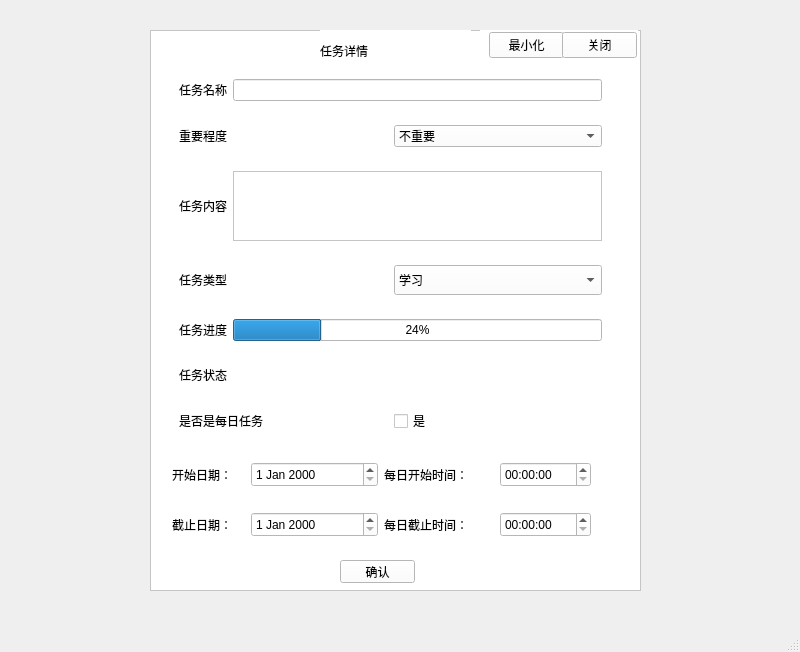
Old version of the form frontend/display_task.ui in the repository AiDahanwen/BUAA_2024_Python_Project.
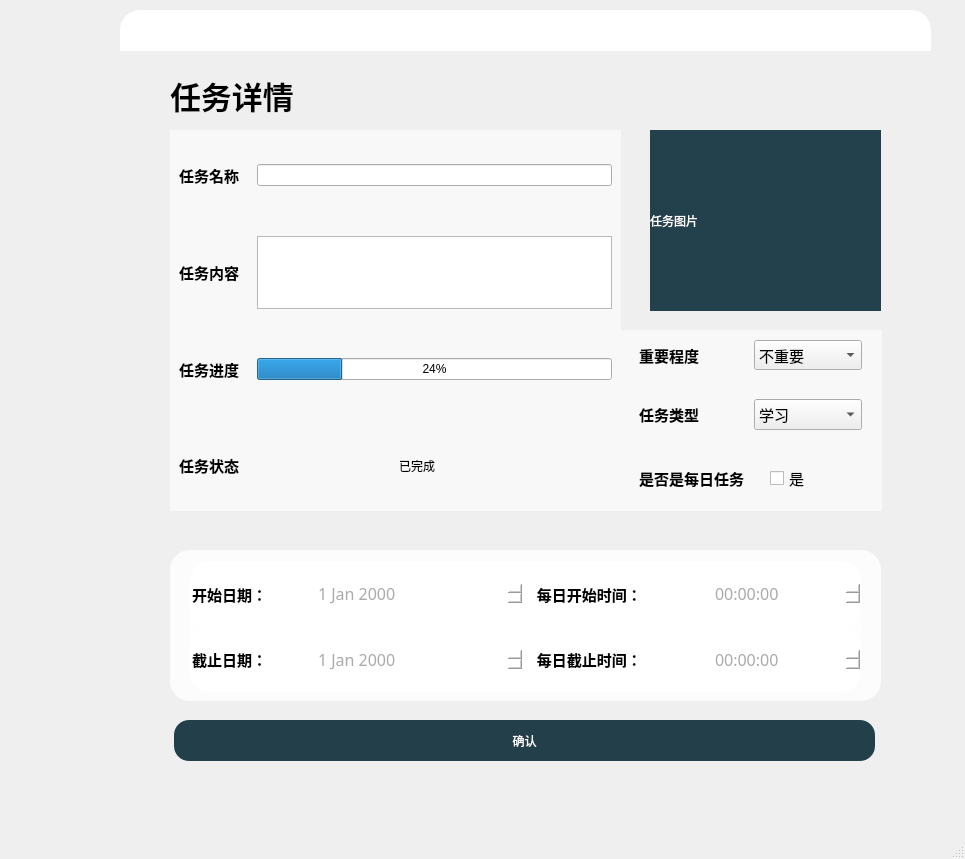
New version of the form. The open tabs and pages were chosen to show the change. Icons and pictures are not drawn.

Commit message: frontend-finish:add_task and display_task-cuzn

```diff
--- a/frontend/display_task.ui
+++ b/frontend/display_task.ui
@@ -9,8 +9,8 @@
    <rect>
     <x>0</x>
     <y>0</y>
-    <width>800</width>
-    <height>652</height>
+    <width>965</width>
+    <height>859</height>
    </rect>
   </property>
   <property name="windowTitle">
@@ -20,14 +20,17 @@
    <widget class="QFrame" name="frame">
     <property name="geometry">
      <rect>
-      <x>150</x>
-      <y>30</y>
-      <width>491</width>
-      <height>561</height>
+      <x>120</x>
+      <y>10</y>
+      <width>811</width>
+      <height>791</height>
      </rect>
     </property>
     <property name="styleSheet">
-     <string notr="true">background-color: rgb(255, 255, 255);</string>
+     <string notr="true">QFrame#frame{
+background-color: rgba(255, 255, 255, 0);
+border-radius:20px;
+}</string>
     </property>
     <property name="frameShape">
      <enum>QFrame::StyledPanel</enum>
@@ -38,28 +41,44 @@
     <widget class="QLabel" name="label">
      <property name="geometry">
       <rect>
-       <x>170</x>
-       <y>0</y>
-       <width>151</width>
-       <height>41</height>
+       <x>50</x>
+       <y>60</y>
+       <width>181</width>
+       <height>51</height>
       </rect>
      </property>
+     <property name="font">
+      <font>
+       <family>微软雅黑</family>
+       <pointsize>23</pointsize>
+       <weight>75</weight>
+       <italic>false</italic>
+       <bold>true</bold>
+      </font>
+     </property>
      <property name="styleSheet">
-      <string notr="true">font: 75 20pt &quot;微软雅黑&quot;;</string>
+      <string notr="true"/>
      </property>
      <property name="text">
       <string>任务详情</string>
      </property>
     </widget>
-    <widget class="QFrame" name="frame">
+    <widget class="QFrame" name="frame_left">
      <property name="geometry">
       <rect>
-       <x>20</x>
-       <y>40</y>
-       <width>441</width>
-       <height>491</height>
+       <x>50</x>
+       <y>120</y>
+       <width>451</width>
+       <height>381</height>
       </rect>
      </property>
+     <property name="styleSheet">
+      <string notr="true">QFrame#frame_left{
+background-color: rgba(255, 255, 255, 150);
+font: 11pt &quot;微软雅黑&quot;;
+}
+</string>
+     </property>
      <layout class="QVBoxLayout" name="verticalLayout">
       <property name="leftMargin">
        <number>0</number>
@@ -74,7 +93,7 @@
        <number>0</number>
       </property>
       <item>
-       <widget class="QFrame" name="frame">
+       <widget class="QFrame" name="frame_name">
         <property name="sizePolicy">
          <sizepolicy hsizetype="Preferred" vsizetype="Expanding">
           <horstretch>0</horstretch>
@@ -84,8 +103,16 @@
         <layout class="QHBoxLayout" name="horizontalLayout">
          <item>
           <widget class="QLabel" name="label_2">
+           <property name="font">
+            <font>
+             <family>微软雅黑</family>
+             <pointsize>11</pointsize>
+             <weight>75</weight>
+             <bold>true</bold>
+            </font>
+           </property>
            <property name="text">
-            <string>任务名称</string>
+            <string>任务名称   </string>
            </property>
           </widget>
          </item>
@@ -96,16 +123,242 @@
        </widget>
       </item>
       <item>
+       <widget class="QFrame" name="frame_name_2">
+        <property name="sizePolicy">
+         <sizepolicy hsizetype="Preferred" vsizetype="Expanding">
+          <horstretch>0</horstretch>
+          <verstretch>1</verstretch>
+         </sizepolicy>
+        </property>
+        <layout class="QHBoxLayout" name="horizontalLayout_3">
+         <item>
+          <widget class="QLabel" name="label_3">
+           <property name="font">
+            <font>
+             <family>微软雅黑</family>
+             <pointsize>11</pointsize>
+             <weight>75</weight>
+             <bold>true</bold>
+            </font>
+           </property>
+           <property name="text">
+            <string>任务内容   </string>
+           </property>
+          </widget>
+         </item>
+         <item>
+          <widget class="QTextEdit" name="textEdit_task_content">
+           <property name="styleSheet">
+            <string notr="true">font: 11pt &quot;微软雅黑&quot;;</string>
+           </property>
+           <property name="html">
+            <string>&lt;!DOCTYPE HTML PUBLIC &quot;-//W3C//DTD HTML 4.0//EN&quot; &quot;http://www.w3.org/TR/REC-html40/strict.dtd&quot;&gt;
+&lt;html&gt;&lt;head&gt;&lt;meta name=&quot;qrichtext&quot; content=&quot;1&quot; /&gt;&lt;style type=&quot;text/css&quot;&gt;
+p, li { white-space: pre-wrap; }
+&lt;/style&gt;&lt;/head&gt;&lt;body style=&quot; font-family:'微软雅黑'; font-size:11pt; font-weight:400; font-style:normal;&quot;&gt;
+&lt;p style=&quot;-qt-paragraph-type:empty; margin-top:0px; margin-bottom:0px; margin-left:0px; margin-right:0px; -qt-block-indent:0; text-indent:0px;&quot;&gt;&lt;br /&gt;&lt;/p&gt;&lt;/body&gt;&lt;/html&gt;</string>
+           </property>
+          </widget>
+         </item>
+        </layout>
+       </widget>
+      </item>
+      <item>
+       <widget class="QFrame" name="frame_process">
+        <property name="sizePolicy">
+         <sizepolicy hsizetype="Preferred" vsizetype="Expanding">
+          <horstretch>0</horstretch>
+          <verstretch>1</verstretch>
+         </sizepolicy>
+        </property>
+        <layout class="QHBoxLayout" name="horizontalLayout_6">
+         <item>
+          <widget class="QLabel" name="label_6">
+           <property name="font">
+            <font>
+             <family>微软雅黑</family>
+             <pointsize>11</pointsize>
+             <weight>75</weight>
+             <bold>true</bold>
+            </font>
+           </property>
+           <property name="text">
+            <string>任务进度   </string>
+           </property>
+          </widget>
+         </item>
+         <item>
+          <widget class="QProgressBar" name="progressBar_display_progress">
+           <property name="styleSheet">
+            <string notr="true">font: 87 9pt &quot;Arial Black&quot;;</string>
+           </property>
+           <property name="value">
+            <number>24</number>
+           </property>
+          </widget>
+         </item>
+        </layout>
+       </widget>
+      </item>
+      <item>
+       <widget class="QFrame" name="frame_status">
+        <property name="sizePolicy">
+         <sizepolicy hsizetype="Preferred" vsizetype="Expanding">
+          <horstretch>0</horstretch>
+          <verstretch>1</verstretch>
+         </sizepolicy>
+        </property>
+        <layout class="QHBoxLayout" name="horizontalLayout_2">
+         <item>
+          <widget class="QLabel" name="label_4">
+           <property name="font">
+            <font>
+             <family>微软雅黑</family>
+             <pointsize>11</pointsize>
+             <weight>75</weight>
+             <bold>true</bold>
+            </font>
+           </property>
+           <property name="text">
+            <string>任务状态</string>
+           </property>
+          </widget>
+         </item>
+         <item>
+          <widget class="QLabel" name="label_dispaly_state">
+           <property name="styleSheet">
+            <string notr="true">font: 12pt &quot;微软雅黑&quot;;
+color: rgb(0, 0, 0);</string>
+           </property>
+           <property name="text">
+            <string>已完成</string>
+           </property>
+          </widget>
+         </item>
+        </layout>
+       </widget>
+      </item>
+     </layout>
+    </widget>
        <widget class="QFrame" name="frame">
+     <property name="geometry">
+      <rect>
+       <x>650</x>
+       <y>0</y>
+       <width>158</width>
+       <height>41</height>
+      </rect>
+     </property>
+     <property name="minimumSize">
+      <size>
+       <width>158</width>
+       <height>25</height>
+      </size>
+     </property>
+     <property name="styleSheet">
+      <string notr="true">QPushButton:hover{
+	padding-left:5px;
+	padding-top:5px;
+}</string>
+     </property>
+     <layout class="QHBoxLayout" name="horizontalLayout_8">
+      <item>
+       <widget class="QPushButton" name="pushButton">
+        <property name="minimumSize">
+         <size>
+          <width>75</width>
+          <height>23</height>
+         </size>
+        </property>
+        <property name="styleSheet">
+         <string notr="true">border:none</string>
+        </property>
+        <property name="text">
+         <string/>
+        </property>
+        <property name="icon">
+         <iconset resource="res.qrc">
+          <normaloff>:/icons/icons/24gl-minimization.png</normaloff>:/icons/icons/24gl-minimization.png</iconset>
+        </property>
+        <property name="iconSize">
+         <size>
+          <width>20</width>
+          <height>20</height>
+         </size>
+        </property>
+       </widget>
+      </item>
+      <item>
+       <widget class="QPushButton" name="pushButton_2">
+        <property name="minimumSize">
+         <size>
+          <width>75</width>
+          <height>23</height>
+         </size>
+        </property>
+        <property name="styleSheet">
+         <string notr="true">border:none</string>
+        </property>
+        <property name="text">
+         <string/>
+        </property>
+        <property name="icon">
+         <iconset resource="res.qrc">
+          <normaloff>:/icons/icons/Close.png</normaloff>:/icons/icons/Close.png</iconset>
+        </property>
+        <property name="iconSize">
+         <size>
+          <width>20</width>
+          <height>20</height>
+         </size>
+        </property>
+       </widget>
+      </item>
+     </layout>
+    </widget>
+    <widget class="QLabel" name="label_15">
+     <property name="geometry">
+      <rect>
+       <x>530</x>
+       <y>120</y>
+       <width>231</width>
+       <height>181</height>
+      </rect>
+     </property>
+     <property name="styleSheet">
+      <string notr="true">background-color: rgb(35, 65, 76);
+color: rgb(255, 255, 255);</string>
+     </property>
+     <property name="text">
+      <string>任务图片</string>
+     </property>
+    </widget>
+    <widget class="QFrame" name="frame_6">
+     <property name="geometry">
+      <rect>
+       <x>510</x>
+       <y>320</y>
+       <width>241</width>
+       <height>50</height>
+      </rect>
+     </property>
         <property name="sizePolicy">
          <sizepolicy hsizetype="Preferred" vsizetype="Expanding">
           <horstretch>0</horstretch>
           <verstretch>1</verstretch>
          </sizepolicy>
         </property>
-        <layout class="QHBoxLayout" name="horizontalLayout_5">
+     <layout class="QHBoxLayout" name="horizontalLayout_12">
          <item>
-          <widget class="QLabel" name="label_8">
+       <widget class="QLabel" name="label_16">
+        <property name="font">
+         <font>
+          <family>微软雅黑</family>
+          <pointsize>11</pointsize>
+          <weight>75</weight>
+          <bold>true</bold>
+         </font>
+        </property>
            <property name="text">
             <string>重要程度</string>
            </property>
@@ -113,6 +366,12 @@
          </item>
          <item>
           <widget class="QComboBox" name="comboBox_important">
+        <property name="font">
+         <font>
+          <family>微软雅黑</family>
+          <pointsize>11</pointsize>
+         </font>
+        </property>
            <item>
             <property name="text">
              <string>不重要</string>
@@ -132,40 +391,32 @@
          </item>
         </layout>
        </widget>
-      </item>
-      <item>
-       <widget class="QFrame" name="frame">
-        <property name="sizePolicy">
-         <sizepolicy hsizetype="Preferred" vsizetype="Expanding">
-          <horstretch>0</horstretch>
-          <verstretch>1</verstretch>
-         </sizepolicy>
-        </property>
-        <layout class="QHBoxLayout" name="horizontalLayout_3">
-         <item>
-          <widget class="QLabel" name="label_3">
-           <property name="text">
-            <string>任务内容</string>
-           </property>
-          </widget>
-         </item>
-         <item>
-          <widget class="QTextEdit" name="textEdit_task_content"/>
-         </item>
-        </layout>
-       </widget>
-      </item>
-      <item>
-       <widget class="QFrame" name="frame">
+    <widget class="QFrame" name="frame_7">
+     <property name="geometry">
+      <rect>
+       <x>510</x>
+       <y>380</y>
+       <width>241</width>
+       <height>49</height>
+      </rect>
+     </property>
         <property name="sizePolicy">
          <sizepolicy hsizetype="Preferred" vsizetype="Expanding">
           <horstretch>0</horstretch>
           <verstretch>1</verstretch>
          </sizepolicy>
         </property>
-        <layout class="QHBoxLayout" name="horizontalLayout_4">
+     <layout class="QHBoxLayout" name="horizontalLayout_14">
          <item>
-          <widget class="QLabel" name="label_5">
+       <widget class="QLabel" name="label_17">
+        <property name="font">
+         <font>
+          <family>微软雅黑</family>
+          <pointsize>11</pointsize>
+          <weight>75</weight>
+          <bold>true</bold>
+         </font>
+        </property>
            <property name="text">
             <string>任务类型</string>
            </property>
@@ -185,12 +436,18 @@
              <height>30</height>
             </size>
            </property>
-           <property name="placeholderText">
-            <string notr="true"/>
+        <property name="font">
+         <font>
+          <family>微软雅黑</family>
+          <pointsize>11</pointsize>
+         </font>
            </property>
            <property name="duplicatesEnabled">
             <bool>true</bool>
            </property>
+        <property name="placeholderText" stdset="0">
+         <string notr="true"/>
+        </property>
            <item>
             <property name="text">
              <string>学习</string>
@@ -220,72 +477,34 @@
          </item>
         </layout>
        </widget>
-      </item>
-      <item>
-       <widget class="QFrame" name="frame">
-        <property name="sizePolicy">
-         <sizepolicy hsizetype="Preferred" vsizetype="Expanding">
-          <horstretch>0</horstretch>
-          <verstretch>1</verstretch>
-         </sizepolicy>
-        </property>
-        <layout class="QHBoxLayout" name="horizontalLayout_6">
-         <item>
-          <widget class="QLabel" name="label_6">
-           <property name="text">
-            <string>任务进度</string>
-           </property>
-          </widget>
-         </item>
-         <item>
-          <widget class="QProgressBar" name="progressBar_display_progress">
-           <property name="value">
-            <number>24</number>
-           </property>
-          </widget>
-         </item>
-        </layout>
-       </widget>
-      </item>
-      <item>
-       <widget class="QFrame" name="frame">
+    <widget class="QFrame" name="frame_8">
+     <property name="geometry">
+      <rect>
+       <x>510</x>
+       <y>438</y>
+       <width>251</width>
+       <height>61</height>
+      </rect>
+     </property>
         <property name="sizePolicy">
          <sizepolicy hsizetype="Preferred" vsizetype="Expanding">
           <horstretch>0</horstretch>
           <verstretch>1</verstretch>
          </sizepolicy>
         </property>
-        <layout class="QHBoxLayout" name="horizontalLayout_2">
+     <layout class="QHBoxLayout" name="horizontalLayout_29">
          <item>
-          <widget class="QLabel" name="label_4">
-           <property name="text">
-            <string>任务状态</string>
-           </property>
-          </widget>
-         </item>
-         <item>
-          <widget class="QLabel" name="label_dispaly_state">
+       <widget class="QLabel" name="label_35">
+        <property name="font">
+         <font>
+          <family>微软雅黑</family>
+          <pointsize>11</pointsize>
+          <weight>75</weight>
+          <bold>true</bold>
+         </font>
+        </property>
            <property name="text">
-            <string/>
-           </property>
-          </widget>
-         </item>
-        </layout>
-       </widget>
-      </item>
-      <item>
-       <widget class="QFrame" name="frame">
-        <property name="sizePolicy">
-         <sizepolicy hsizetype="Preferred" vsizetype="Expanding">
-          <horstretch>0</horstretch>
-          <verstretch>1</verstretch>
-         </sizepolicy>
-        </property>
-        <layout class="QHBoxLayout" name="horizontalLayout_7">
-         <item>
-          <widget class="QLabel" name="label_7">
-           <property name="text">
-            <string>是否是每日任务</string>
+         <string>是否是每日任务     </string>
            </property>
           </widget>
          </item>
@@ -294,6 +513,15 @@
            <property name="enabled">
             <bool>true</bool>
            </property>
+        <property name="font">
+         <font>
+          <family>微软雅黑</family>
+          <pointsize>11</pointsize>
+         </font>
+        </property>
+        <property name="layoutDirection">
+         <enum>Qt::LeftToRight</enum>
+        </property>
            <property name="text">
             <string>是</string>
            </property>
@@ -307,9 +535,15 @@
          </item>
         </layout>
        </widget>
-      </item>
-      <item>
        <widget class="QStackedWidget" name="stackedWidget_2">
+     <property name="geometry">
+      <rect>
+       <x>50</x>
+       <y>540</y>
+       <width>711</width>
+       <height>151</height>
+      </rect>
+     </property>
         <property name="sizePolicy">
          <sizepolicy hsizetype="Preferred" vsizetype="Expanding">
           <horstretch>0</horstretch>
@@ -322,17 +556,23 @@
           <height>88</height>
          </size>
         </property>
+     <property name="styleSheet">
+      <string notr="true">
+background-color: rgba(255, 255, 255, 150);
+border-radius:20px;
+</string>
+     </property>
         <property name="currentIndex">
-         <number>1</number>
+      <number>0</number>
         </property>
         <widget class="QWidget" name="page_2">
          <widget class="QWidget" name="layoutWidget">
           <property name="geometry">
            <rect>
-            <x>0</x>
+         <x>10</x>
             <y>0</y>
-            <width>421</width>
-            <height>80</height>
+         <width>671</width>
+         <height>151</height>
            </rect>
           </property>
           <layout class="QVBoxLayout" name="verticalLayout_3">
@@ -374,6 +614,14 @@
                   <height>21</height>
                  </size>
                 </property>
+             <property name="font">
+              <font>
+               <family>微软雅黑</family>
+               <pointsize>11</pointsize>
+               <weight>75</weight>
+               <bold>true</bold>
+              </font>
+             </property>
                 <property name="styleSheet">
                  <string notr="true">border:none;</string>
                 </property>
@@ -393,9 +641,13 @@
                 <property name="minimumSize">
                  <size>
                   <width>234</width>
-                  <height>25</height>
-                 </size>
-                </property>
+               <height>40</height>
+              </size>
+             </property>
+             <property name="styleSheet">
+              <string notr="true">font: 12pt &quot;微软雅黑&quot;;
+color: rgb(170, 170, 170);</string>
+             </property>
                </widget>
               </item>
              </layout>
@@ -433,6 +685,14 @@
                   <height>21</height>
                  </size>
                 </property>
+             <property name="font">
+              <font>
+               <family>微软雅黑</family>
+               <pointsize>11</pointsize>
+               <weight>75</weight>
+               <bold>true</bold>
+              </font>
+             </property>
                 <property name="text">
                  <string>截止时间：</string>
                 </property>
@@ -449,9 +709,13 @@
                 <property name="minimumSize">
                  <size>
                   <width>234</width>
-                  <height>25</height>
-                 </size>
-                </property>
+               <height>40</height>
+              </size>
+             </property>
+             <property name="styleSheet">
+              <string notr="true">font: 12pt &quot;微软雅黑&quot;;
+color: rgb(170, 170, 170);</string>
+             </property>
                </widget>
               </item>
              </layout>
@@ -464,10 +728,10 @@
          <widget class="QWidget" name="layoutWidget_2">
           <property name="geometry">
            <rect>
-            <x>0</x>
-            <y>1</y>
-            <width>421</width>
-            <height>101</height>
+         <x>20</x>
+         <y>11</y>
+         <width>671</width>
+         <height>131</height>
            </rect>
           </property>
           <layout class="QVBoxLayout" name="verticalLayout_2">
@@ -503,6 +767,14 @@
                   <height>30</height>
                  </size>
                 </property>
+             <property name="font">
+              <font>
+               <family>微软雅黑</family>
+               <pointsize>11</pointsize>
+               <weight>75</weight>
+               <bold>true</bold>
+              </font>
+             </property>
                 <property name="text">
                  <string>开始日期：</string>
                 </property>
@@ -522,6 +794,19 @@
                   <height>25</height>
                  </size>
                 </property>
+             <property name="font">
+              <font>
+               <family>微软雅黑</family>
+               <pointsize>12</pointsize>
+               <weight>50</weight>
+               <italic>false</italic>
+               <bold>false</bold>
+              </font>
+             </property>
+             <property name="styleSheet">
+              <string notr="true">font: 12pt &quot;微软雅黑&quot;;
+color: rgb(170, 170, 170);</string>
+             </property>
                </widget>
               </item>
               <item>
@@ -538,8 +823,16 @@
                   <height>30</height>
                  </size>
                 </property>
+             <property name="font">
+              <font>
+               <family>微软雅黑</family>
+               <pointsize>11</pointsize>
+               <weight>75</weight>
+               <bold>true</bold>
+              </font>
+             </property>
                 <property name="text">
-                 <string>每日开始时间：</string>
+              <string>  每日开始时间：</string>
                 </property>
                </widget>
               </item>
@@ -557,6 +850,19 @@
                   <height>25</height>
                  </size>
                 </property>
+             <property name="font">
+              <font>
+               <family>微软雅黑</family>
+               <pointsize>12</pointsize>
+               <weight>50</weight>
+               <italic>false</italic>
+               <bold>false</bold>
+              </font>
+             </property>
+             <property name="styleSheet">
+              <string notr="true">font: 12pt &quot;微软雅黑&quot;;
+color: rgb(170, 170, 170);</string>
+             </property>
                </widget>
               </item>
              </layout>
@@ -591,6 +897,14 @@
                   <height>30</height>
                  </size>
                 </property>
+             <property name="font">
+              <font>
+               <family>微软雅黑</family>
+               <pointsize>11</pointsize>
+               <weight>75</weight>
+               <bold>true</bold>
+              </font>
+             </property>
                 <property name="text">
                  <string>截止日期：</string>
                 </property>
@@ -610,6 +924,19 @@
                   <height>25</height>
                  </size>
                 </property>
+             <property name="font">
+              <font>
+               <family>微软雅黑</family>
+               <pointsize>12</pointsize>
+               <weight>50</weight>
+               <italic>false</italic>
+               <bold>false</bold>
+              </font>
+             </property>
+             <property name="styleSheet">
+              <string notr="true">font: 12pt &quot;微软雅黑&quot;;
+color: rgb(170, 170, 170);</string>
+             </property>
                </widget>
               </item>
               <item>
@@ -626,8 +953,16 @@
                   <height>30</height>
                  </size>
                 </property>
+             <property name="font">
+              <font>
+               <family>微软雅黑</family>
+               <pointsize>11</pointsize>
+               <weight>75</weight>
+               <bold>true</bold>
+              </font>
+             </property>
                 <property name="text">
-                 <string>每日截止时间：</string>
+              <string>  每日截止时间：</string>
                 </property>
                </widget>
               </item>
@@ -645,82 +980,114 @@
                   <height>25</height>
                  </size>
                 </property>
-               </widget>
-              </item>
-             </layout>
-            </widget>
-           </item>
-          </layout>
-         </widget>
-        </widget>
-       </widget>
-      </item>
-     </layout>
-    </widget>
-    <widget class="QFrame" name="frame">
-     <property name="geometry">
-      <rect>
-       <x>330</x>
-       <y>-10</y>
-       <width>158</width>
-       <height>51</height>
-      </rect>
-     </property>
-     <property name="minimumSize">
-      <size>
-       <width>158</width>
-       <height>25</height>
-      </size>
+             <property name="font">
+              <font>
+               <family>微软雅黑</family>
+               <pointsize>12</pointsize>
+               <weight>50</weight>
+               <italic>false</italic>
+               <bold>false</bold>
+              </font>
      </property>
      <property name="styleSheet">
-      <string notr="true">QPushButton:hover{
-	padding-left:5px;
-	padding-top:5px;
-}</string>
-     </property>
-     <layout class="QHBoxLayout" name="horizontalLayout_8">
-      <item>
-       <widget class="QPushButton" name="pushButton">
-        <property name="minimumSize">
-         <size>
-          <width>75</width>
-          <height>23</height>
-         </size>
-        </property>
-        <property name="text">
-         <string>最小化</string>
-        </property>
-       </widget>
-      </item>
-      <item>
-       <widget class="QPushButton" name="pushButton_2">
-        <property name="minimumSize">
-         <size>
-          <width>75</width>
-          <height>23</height>
-         </size>
-        </property>
-        <property name="text">
-         <string>关闭</string>
-        </property>
+              <string notr="true">font: 12pt &quot;微软雅黑&quot;;
+color: rgb(170, 170, 170);</string>
+             </property>
+            </widget>
+           </item>
+          </layout>
        </widget>
       </item>
      </layout>
+      </widget>
+     </widget>
     </widget>
     <widget class="QPushButton" name="pushButton_display_ensure">
      <property name="geometry">
       <rect>
-       <x>190</x>
-       <y>530</y>
-       <width>75</width>
-       <height>23</height>
+       <x>54</x>
+       <y>710</y>
+       <width>701</width>
+       <height>41</height>
       </rect>
      </property>
+     <property name="styleSheet">
+      <string notr="true">
+background-color: rgb(35, 63, 74);
+color: rgb(255, 255, 255);
+font: 75 11pt &quot;微软雅黑&quot;;
+border-radius:15px;
+</string>
+     </property>
      <property name="text">
       <string>确认</string>
      </property>
     </widget>
-   </widget>
+    <widget class="QLabel" name="label_5">
+     <property name="geometry">
+      <rect>
+       <x>0</x>
+       <y>0</y>
+       <width>811</width>
+       <height>41</height>
+      </rect>
+     </property>
+     <property name="styleSheet">
+      <string notr="true">background-color: rgb(255, 255, 255);
+border-top-right-radius:20px;
+border-top-left-radius:20px;</string>
+     </property>
+     <property name="text">
+      <string/>
+     </property>
+    </widget>
+    <widget class="QLabel" name="label_8">
+     <property name="geometry">
+      <rect>
+       <x>501</x>
+       <y>320</y>
+       <width>261</width>
+       <height>181</height>
+      </rect>
+     </property>
+     <property name="styleSheet">
+      <string notr="true">background-color: rgba(255, 255, 255, 150);</string>
+     </property>
+     <property name="text">
+      <string/>
+     </property>
+    </widget>
+    <zorder>label_8</zorder>
+    <zorder>label</zorder>
+    <zorder>frame_left</zorder>
+    <zorder>label_15</zorder>
+    <zorder>frame_6</zorder>
+    <zorder>frame_7</zorder>
+    <zorder>frame_8</zorder>
+    <zorder>stackedWidget_2</zorder>
+    <zorder>pushButton_display_ensure</zorder>
+    <zorder>label_5</zorder>
+    <zorder>frame</zorder>
+   </widget>
+   <widget class="QLabel" name="label_7">
+    <property name="geometry">
+     <rect>
+      <x>120</x>
+      <y>14</y>
+      <width>811</width>
+      <height>781</height>
+     </rect>
+    </property>
+    <property name="styleSheet">
+     <string notr="true">border-image: url(:/pictures/pictures/login_background.jpg);
+border-radius:20px;</string>
+    </property>
+    <property name="text">
+     <string/>
+    </property>
+   </widget>
+   <zorder>label_7</zorder>
+   <zorder>frame</zorder>
   </widget>
   <widget class="QStatusBar" name="statusbar"/>
  </widget>
```
Left out of the diff: 4 changed lines with no effect on the pictures. Lines whose indentation alone changed are shown as unchanged. The commit also changes 18 other files.
